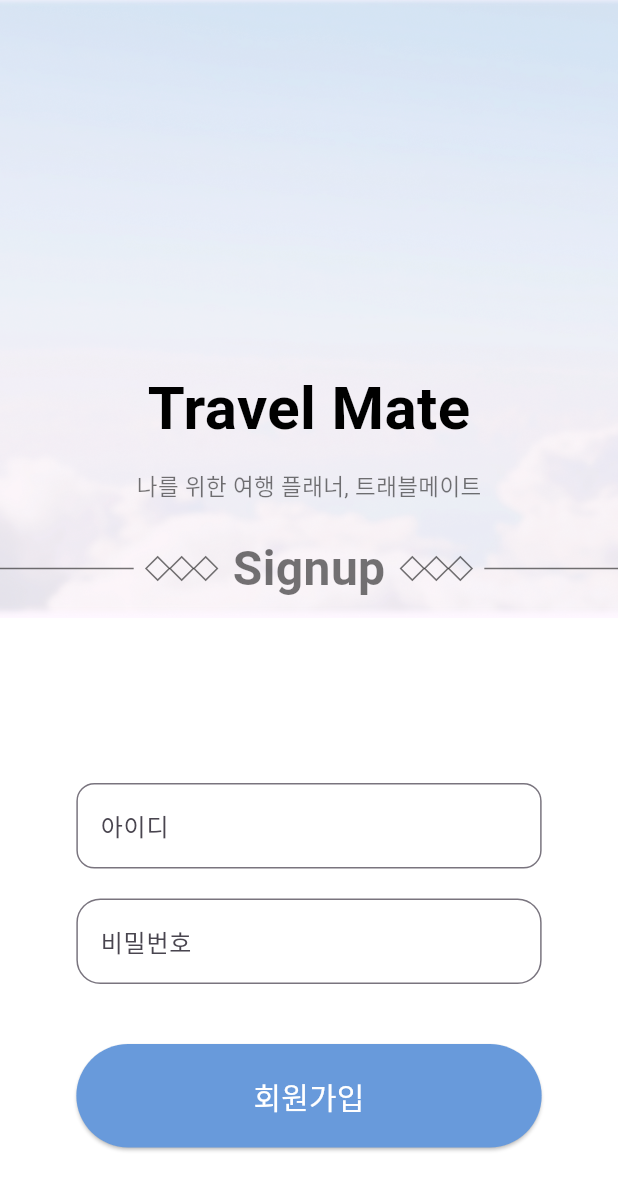
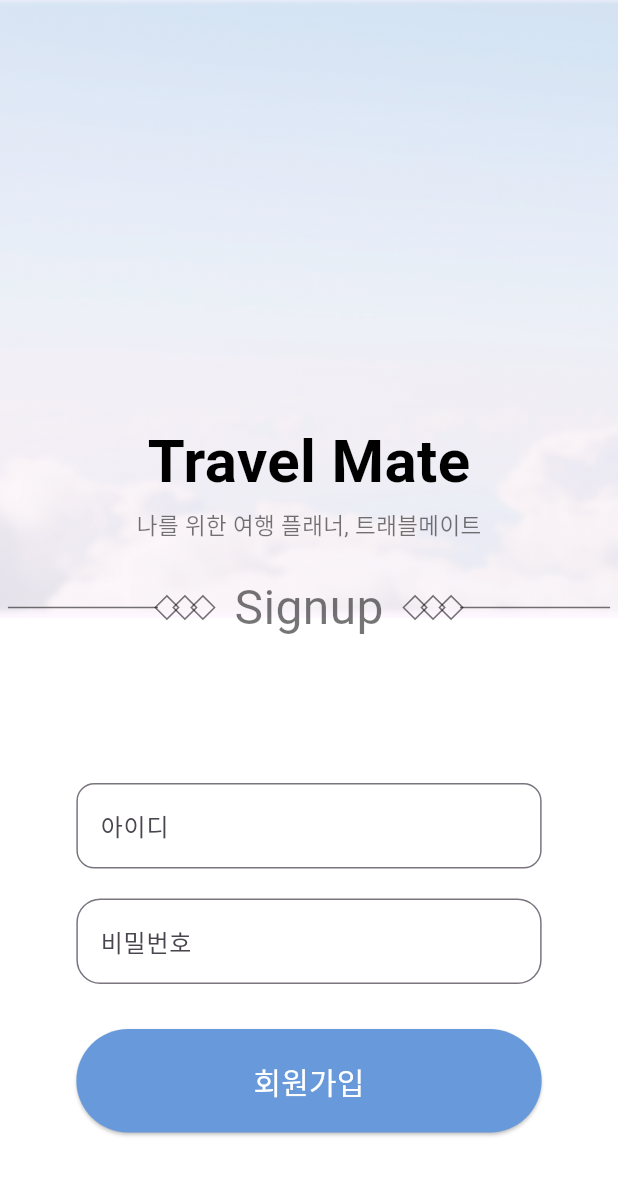
Before and after one commit to suwuim/HCIproject, a Flutter app: the Login screen opened directly, after a tap on "회원가입", on a phone screen of 412 x 824 dp. Shown: the top 1190 px of the screen. Run offline on Flutter 3.47's test engine with Material 3 defaults, Android fonts, the phone set to English and light mode, and no system bars; Roboto replaces fonts that are missing (Krub, Montserrat, MuseoModerno); statements that could not run were skipped.

Commit message:
Add files via upload

```diff
--- a/lib/page/login.dart
+++ b/lib/page/login.dart
@@ -10,21 +10,24 @@ class Login extends StatelessWidget {
   Widget build(BuildContext context) {
     return Scaffold(
       body: SafeArea(
-        child: Padding(
-          padding: const EdgeInsets.all(0.0),
         child: Row(
           children: [
-              // Left side with the image
             Expanded(
               flex: 1,
-                child: Center(
-                  child: Image.asset('assets/images/travel.png', height: 1080),
+              child: Container(
+                decoration: BoxDecoration(
+                  image: DecorationImage(
+                    image: AssetImage('assets/images/travel.png'),
+                    fit: BoxFit.cover,
+                  ),
+                ),
               ),
             ),
             Expanded(
               flex: 1,
-                child: Padding(
-                  padding: EdgeInsets.zero,
+              child: Container(
+                color: Colors.white,
+                padding: EdgeInsets.symmetric(horizontal: 20),
                 child: Column(
                   mainAxisAlignment: MainAxisAlignment.center,
                   children: [
@@ -44,31 +47,29 @@ class Login extends StatelessWidget {
                         '나를 위한 여행 플래너, 트래블메이트',
                         textAlign: TextAlign.center,
                         style: TextStyle(
-                            fontSize: 18,
+                          fontSize: 14,
                           color: Colors.black38,
                           fontFamily: 'Montserrat',
                         ),
                       ),
                     ),
-
-                      SizedBox(height: 10),
-
+                    SizedBox(height:3),
                     SizedBox(
-                        height: 110,
+                      height: 120,
                       width: 426,
                       child: Text(
                         '단 하나 뿐인 당신의 여행을 만들어드립니다.\n당신의 모든 요구를 만족시키는 맞춤 설계 여행,\n이제 간편하게 시작하세요.',
                         textAlign: TextAlign.center,
                         style: TextStyle(
-                            fontSize: 20,
-                            color: Colors.black54,
+                          fontSize:16 ,
+                          color: Colors.black,
                           fontFamily: 'Montserrat',
                         ),
                       ),
                     ),
                     SizedBox(height: 20),
                     ElevatedButton(
-                        onPressed: (){
+                      onPressed: () {
                         Navigator.push(
                           context,
                           MaterialPageRoute(builder: (context) => HomePage()),
@@ -117,7 +118,6 @@ class Login extends StatelessWidget {
                         ],
                       ),
                     ),
-                      // Login Button
                     OutlinedButton(
                       onPressed: () {
                         Navigator.push(
@@ -181,7 +181,6 @@ class Login extends StatelessWidget {
           ],
         ),
       ),
-      ),
     );
   }
 }
--- a/lib/page/signup_page.dart
+++ b/lib/page/signup_page.dart
@@ -4,13 +4,14 @@ class SignupPage extends StatelessWidget {
   @override
   Widget build(BuildContext context) {
     return Scaffold(
-      body: SingleChildScrollView(
-        child: Column(
+      body: Stack(
         children: [
-            // Top half with background image
+          // Main content in Column
+          Column(
+            children: [
               Container(
                 width: double.infinity,
-              height: MediaQuery.of(context).size.height * 0.5, // Adjusted height
+                height: MediaQuery.of(context).size.height * 0.5,
                 decoration: BoxDecoration(
                   image: DecorationImage(
                     image: AssetImage('assets/images/cloud.png'),
@@ -18,10 +19,10 @@ class SignupPage extends StatelessWidget {
                   ),
                 ),
                 child: Column(
-                mainAxisAlignment: MainAxisAlignment.end, // Align elements at the bottom
+                  mainAxisAlignment: MainAxisAlignment.end,
                   children: [
                     Padding(
-                    padding: const EdgeInsets.only(bottom: 10.0), // Adjust padding to move it lower
+                      padding: const EdgeInsets.only(bottom: 50.0),
                       child: Column(
                         children: [
                           Text(
@@ -33,86 +34,12 @@ class SignupPage extends StatelessWidget {
                               color: Colors.black,
                             ),
                           ),
-                        SizedBox(height: 12),
+                          SizedBox(height: 3),
                           Text(
                             '나를 위한 여행 플래너, 트래블메이트',
                             style: TextStyle(
                               fontFamily: 'Montserrat',
                               fontSize: 15,
-                            color: Colors.black54,
-                          ),
-                        ),
-                        SizedBox(height: 10), // Space between text and separator
-                      ],
-                    ),
-                  ),
-                  // Separator line with diamonds
-                  Padding(
-                    padding: const EdgeInsets.only(bottom: 10.0),
-                    child: Row(
-                      mainAxisAlignment: MainAxisAlignment.center,
-                      children: [
-                        // Left line
-                        Expanded(
-                          child: Container(
-                            height: 1,
-                            color: Colors.black54,
-                          ),
-                        ),
-                        SizedBox(width: 8),
-                        // Left set of outlined diamonds
-                        Row(
-                          children: List.generate(3, (index) {
-                            return Padding(
-                              padding: EdgeInsets.symmetric(horizontal: 2),
-                              child: Transform.rotate(
-                                angle: 0.785398, // 45 degrees in radians
-                                child: Container(
-                                  width: 12,
-                                  height: 12,
-                                  decoration: BoxDecoration(
-                                    border: Border.all(color: Colors.black54, width: 1),
-                                  ),
-                                ),
-                              ),
-                            );
-                          }),
-                        ),
-                        SizedBox(width: 10),
-                        // "Signup" text
-                        Text(
-                          'Signup',
-                          style: TextStyle(
-                            fontFamily: 'Krub',
-                            fontSize: 32,
-                            fontWeight: FontWeight.bold,
-                            color: Colors.black54,
-                          ),
-                        ),
-                        SizedBox(width: 10),
-                        // Right set of outlined diamonds
-                        Row(
-                          children: List.generate(3, (index) {
-                            return Padding(
-                              padding: EdgeInsets.symmetric(horizontal: 2),
-                              child: Transform.rotate(
-                                angle: 0.785398, // 45 degrees in radians
-                                child: Container(
-                                  width: 12,
-                                  height: 12,
-                                  decoration: BoxDecoration(
-                                    border: Border.all(color: Colors.black54, width: 1),
-                                  ),
-                                ),
-                              ),
-                            );
-                          }),
-                        ),
-                        SizedBox(width: 8),
-                        // Right line
-                        Expanded(
-                          child: Container(
-                            height: 1,
                               color: Colors.black54,
                             ),
                           ),
@@ -123,7 +50,9 @@ class SignupPage extends StatelessWidget {
                 ),
               ),
               // Bottom half with form
-            Container(
+              Expanded(
+                child: SingleChildScrollView(
+                  child: Container(
                     width: double.infinity,
                     color: Colors.white,
                     padding: EdgeInsets.symmetric(vertical: 80),
@@ -159,7 +88,7 @@ class SignupPage extends StatelessWidget {
                                 ),
                               ),
                             ),
-                      SizedBox(height: 40),
+                            SizedBox(height: 30),
                             SizedBox(
                               width: double.infinity,
                               child: ElevatedButton(
@@ -187,8 +116,89 @@ class SignupPage extends StatelessWidget {
                       ),
                     ),
                   ),
+                ),
+              ),
             ],
           ),
+          // Positioned signup + Line + Diamonds section in the middle
+          Positioned(
+            top: MediaQuery.of(context).size.height / 2 - 50,
+            left: 0,
+            right: 0,
+            child: Padding(
+              padding: const EdgeInsets.only(top: 20.0),
+              child: Row(
+                mainAxisAlignment: MainAxisAlignment.center,
+                children: [
+                  // Left shorter line
+                  Container(
+                    width: 100,
+                    height: 1,
+                    color: Colors.black54,
+                  ),
+                  // Left set of outlined diamonds
+                  Row(
+                    children: List.generate(3, (index) {
+                      return Stack(
+                        alignment: Alignment.center,
+                        children: [
+                          Transform.rotate(
+                            angle: 0.785398,
+                            child: Container(
+                              width: 12,
+                              height: 12,
+                              decoration: BoxDecoration(
+                                border: Border.all(color: Colors.black54, width: 1),
+                              ),
+                            ),
+                          ),
+                        ],
+                      );
+                    }),
+                  ),
+                  // "Signup" text
+                  Padding(
+                    padding: const EdgeInsets.symmetric(horizontal: 15),
+                    child: Text(
+                      'Signup',
+                      style: TextStyle(
+                        fontFamily: 'Krub',
+                        fontSize: 32,
+                        fontWeight: FontWeight.normal,
+                        color: Colors.black54,
+                      ),
+                    ),
+                  ),
+                  Row(
+                    children: List.generate(3, (index) {
+                      return Stack(
+                        alignment: Alignment.center,
+                        children: [
+                          Transform.rotate(
+                            angle: 0.785398,
+                            child: Container(
+                              width: 12,
+                              height: 12,
+                              decoration: BoxDecoration(
+                                border: Border.all(color: Colors.black54, width: 1),
+                              ),
+                            ),
+                          ),
+                        ],
+                      );
+                    }),
+                  ),
+                  // Right shorter line
+                  Container(
+                    width: 100,
+                    height: 1,
+                    color: Colors.black54,
+                  ),
+                ],
+              ),
+            ),
+          ),
+        ],
       ),
     );
   }
```
Also changed, not shown: lib/page/login_page.dart (+92 -80 lines). Lines whose indentation alone changed are shown as unchanged.
